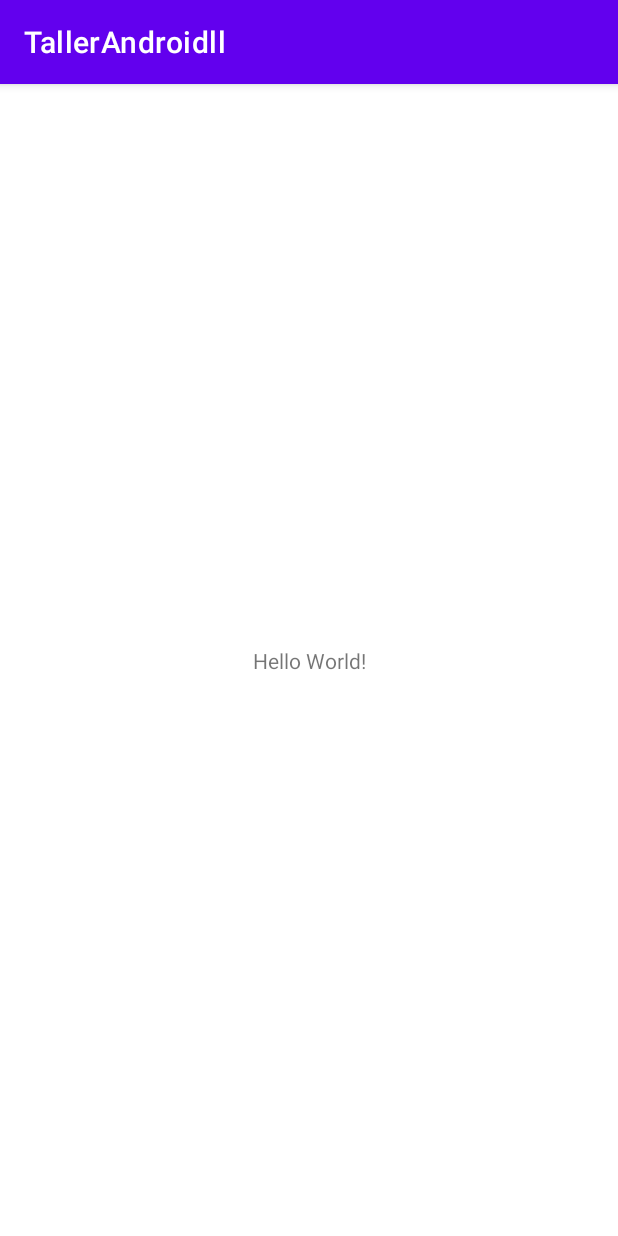
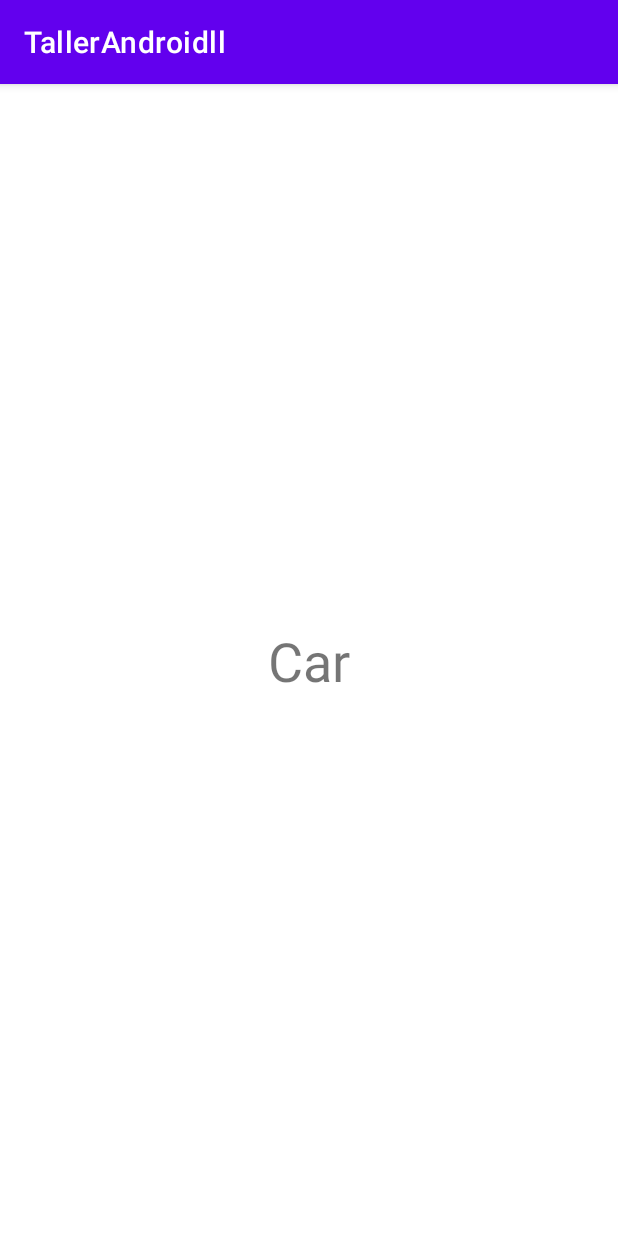
Before and after one commit to leave20/TallerAndroidll, an Android app: the screen it shows after launch (MainActivity), on a phone screen of 412 x 824 dp. Run offline under Robolectric (Android 15) with nearby library versions, the phone set to English and light mode, and no system bars.

```diff
--- a/app/src/main/res/layout/activity_main.xml
+++ b/app/src/main/res/layout/activity_main.xml
@@ -6,13 +6,16 @@
     android:layout_height="match_parent"
     tools:context=".MainActivity">
 
+
     <TextView
+        android:id="@+id/textView"
         android:layout_width="wrap_content"
         android:layout_height="wrap_content"
-        android:text="Hello World!"
+        android:text="@string/car_car"
+        android:textAppearance="@style/TextAppearance.AppCompat.Small"
+        android:textSize="36sp"
         app:layout_constraintBottom_toBottomOf="parent"
-        app:layout_constraintLeft_toLeftOf="parent"
-        app:layout_constraintRight_toRightOf="parent"
+        app:layout_constraintEnd_toEndOf="parent"
+        app:layout_constraintStart_toStartOf="parent"
         app:layout_constraintTop_toTopOf="parent" />
-
 </androidx.constraintlayout.widget.ConstraintLayout>
--- a/app/src/main/res/values/strings.xml
+++ b/app/src/main/res/values/strings.xml
@@ -1,3 +1,4 @@
 <resources>
-    <string name="app_name">TallerAndroidll</string>
+    <string name="app_name" translatable="false">TallerAndroidll</string>
+    <string name="car_car">Car</string>
 </resources>
--- a/app/src/main/res/values/themes.xml
+++ b/app/src/main/res/values/themes.xml
@@ -1,5 +1,5 @@
 <resources xmlns:tools="http://schemas.android.com/tools">
-    <!-- Base application theme. -->
+     <!--Base application theme.-->
     <style name="Theme.TallerAndroidll" parent="Theme.MaterialComponents.DayNight.DarkActionBar">
         <!-- Primary brand color. -->
         <item name="colorPrimary">@color/purple_500</item>
```
Also changed, not shown: 2 other files.
